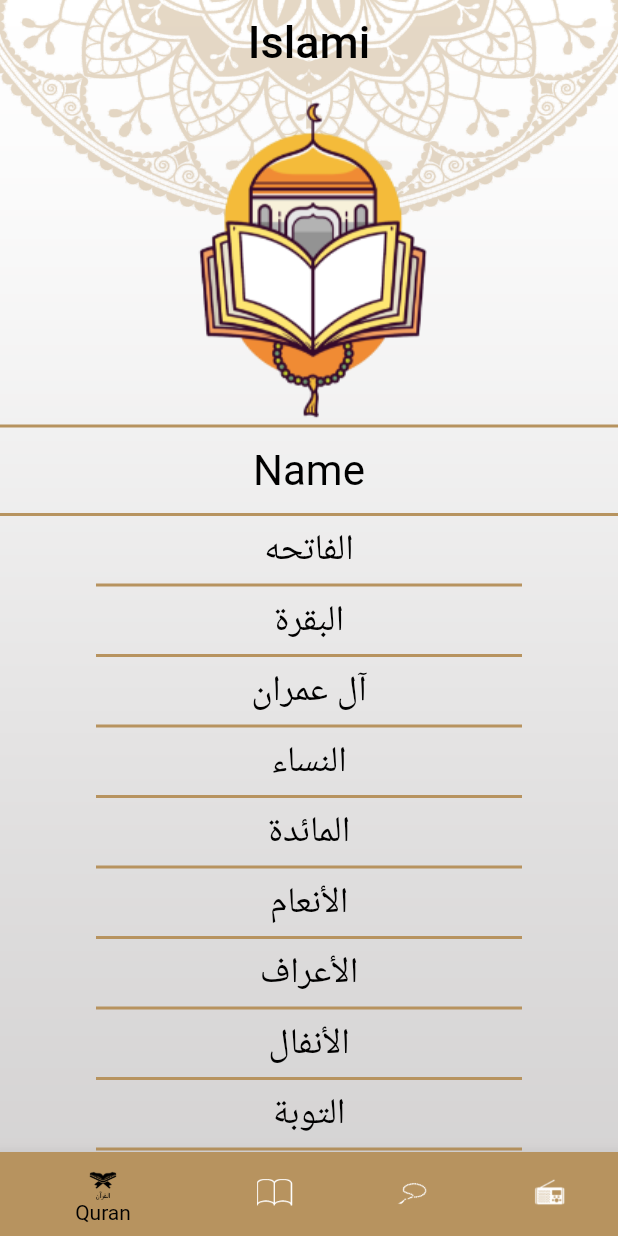
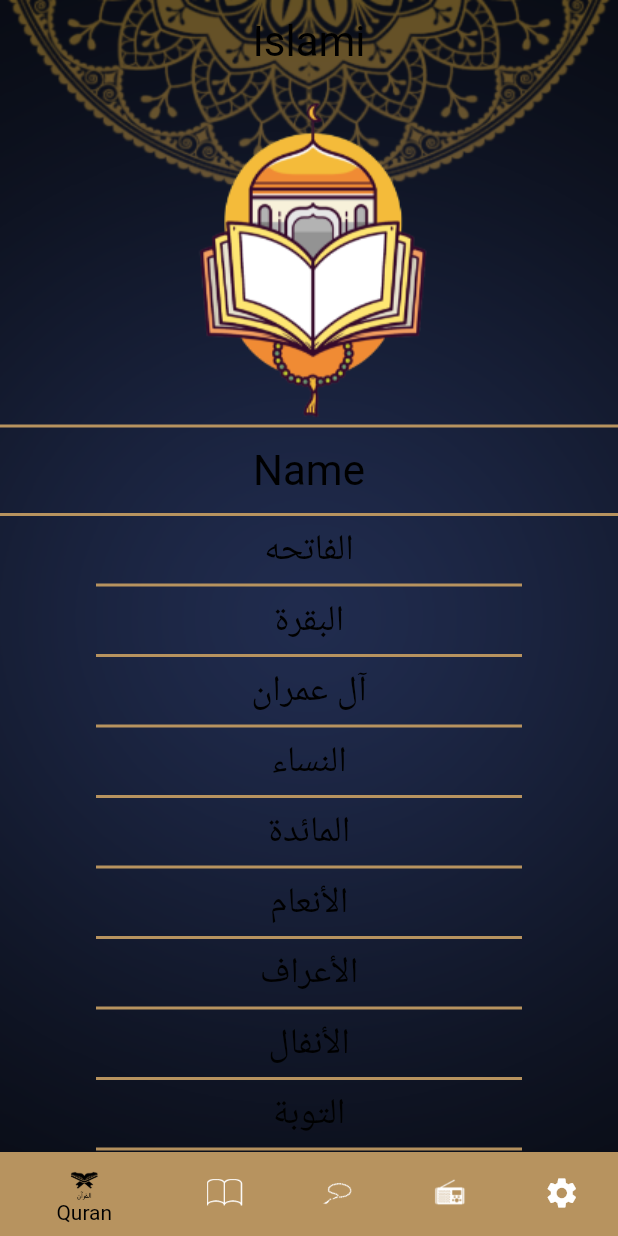
Before and after one commit to maiabozeid/islami-project, a Flutter app: the screen it shows after launch, on a phone screen of 412 x 824 dp. Run offline on Flutter 3.47's test engine with Material 2 defaults, Android fonts, the phone set to English and light mode, and no system bars; generated files the repository leaves out were written again.

Commit message:
add hadeth tab add hadeth details screen add light and dark theme add language arabic and english

```diff
--- /dev/null
+++ b/l10n.yaml
@@ -0,0 +1,3 @@
+arb-dir: lib/l10n
+template-arb-file: app_en.arb
+output-localization-file: app_localizations.dart
--- a/lib/home/home_screen.dart
+++ b/lib/home/home_screen.dart
@@ -1,9 +1,14 @@
 import 'package:flutter/material.dart';
 import 'package:islamiproject/home/hadeth/hadeth-tab.dart';
-
+import 'package:islamiproject/home/providers/settings-provider.dart';
 import 'package:islamiproject/home/quran/quran-tab.dart';
 import 'package:islamiproject/home/radio/radio-tab.dart';
+import 'package:islamiproject/home/settings/settings_tab.dart';
 import 'package:islamiproject/home/tasbeh/tasbeh-tab.dart';
+import 'package:flutter_localizations/flutter_localizations.dart';
+import 'package:provider/provider.dart';
+import 'package:flutter_gen/gen_l10n/app_localizations.dart';
+
 
 class HomeScreen extends StatefulWidget {
   static const String routeName = 'home';
@@ -13,15 +18,17 @@ class HomeScreen extends StatefulWidget {
 }
 
 class _HomeScreenState extends State<HomeScreen> {
+
   int selectedIndex = 0;
 
   @override
   Widget build(BuildContext context) {
+    var provider = Provider.of<SettingsProvider>(context);
     return Container(
     decoration: BoxDecoration(
       image: DecorationImage(
         image: AssetImage(
-            'assets/images/bg3.png',
+         provider.getMainBackGround(),
         ),
         fit: BoxFit.fill,
       ),
@@ -29,18 +36,22 @@ class _HomeScreenState extends State<HomeScreen> {
     child: Scaffold(
       backgroundColor: Colors.transparent,
       appBar: AppBar(
+
+      iconTheme: IconThemeData(
+        color: Colors.black
+      ),
         centerTitle: true,
-          title: Text(
-            'Islami',
-            style:TextStyle(),
-          ),
+
+    title: Text(AppLocalizations.of(context)!.app_title,
+        style: Theme.of(context).textTheme.headline4),
+
     ),
 
-        bottomNavigationBar: Theme(
-          data: Theme.of(context).copyWith(
-            canvasColor: Theme.of(context).primaryColor,
-          ),
-          child: BottomNavigationBar(
+
+
+
+    bottomNavigationBar:
+    BottomNavigationBar(
       currentIndex: selectedIndex,
       onTap: (index) {
         selectedIndex = index;
@@ -48,32 +59,42 @@ class _HomeScreenState extends State<HomeScreen> {
       },
       items: [
         BottomNavigationBarItem(
+          backgroundColor: Theme.of(context).bottomNavigationBarTheme.backgroundColor,
             icon: ImageIcon(
               AssetImage('assets/images/quran.png'),
             ),
-                  label: 'Quran'),
+                  label: AppLocalizations.of(context)!.quran_title),
               BottomNavigationBarItem(
+                  backgroundColor: Theme.of(context).bottomNavigationBarTheme.backgroundColor,
                   icon: ImageIcon(
                     AssetImage('assets/images/hadeth.png'),
                   ),
-                  label: 'Hadeth'),
+                  label: AppLocalizations.of(context)!.hadeth_title),
               BottomNavigationBarItem(
+                  backgroundColor: Theme.of(context).bottomNavigationBarTheme.backgroundColor,
                   icon: ImageIcon(
                     AssetImage('assets/images/sebha.png'),
                   ),
-                  label: 'Tasebh'),
+                  label: AppLocalizations.of(context)!.tasbeh_title),
               BottomNavigationBarItem(
+                  backgroundColor: Theme.of(context).bottomNavigationBarTheme.backgroundColor,
                   icon: ImageIcon(
                     AssetImage('assets/images/radio.png'),
                   ),
-                  label: 'Radio'),
-            ],
-          ),
+                  label: AppLocalizations.of(context)!.radio_title),
+
+              BottomNavigationBarItem(
+                  backgroundColor: Theme.of(context).bottomNavigationBarTheme.backgroundColor,
+                  icon: Icon(Icons.settings),
+                label: AppLocalizations.of(context)!.settings_title),
+              ]
+
+
           ),
           body: tabs[selectedIndex],
         ),
       );
     }
 
-  List<Widget> tabs = [QuranTab(), HadethTab(), TasbehTab(), RadioTab()];
+    List<Widget> tabs = [QuranTab(), HadethTab(), TasbehTab(), RadioTab(), SettingsTab()];
   }
--- /dev/null
+++ b/lib/home/providers/settings-provider.dart
@@ -0,0 +1,32 @@
+import 'package:flutter/material.dart';
+
+class SettingsProvider extends ChangeNotifier {
+ String currentLang = 'en';
+ ThemeMode currentTheme =ThemeMode.light;
+
+
+ void changeTheme(ThemeMode newTheme){
+if(newTheme == currentTheme){
+  return ;
+}
+currentTheme = newTheme ;
+notifyListeners();
+ }
+
+  void changeLanguage(String newLang) {
+    if(newLang==currentLang){
+      return;
+  }
+    currentLang = newLang;
+    notifyListeners();
+
+  }
+  bool isDarkMode(){
+   return currentTheme == ThemeMode.dark;
+  }
+  String getMainBackGround(){
+   return isDarkMode()?
+   'assets/images/bg3.png':
+   'assets/images/main_dark.png';
+  }
+}
--- a/lib/home/quran/quran-tab.dart
+++ b/lib/home/quran/quran-tab.dart
@@ -44,7 +44,6 @@ class QuranTab extends StatelessWidget {
 
             separatorBuilder: (context, index) {
             return Container(
-
               margin: EdgeInsets.symmetric(horizontal: 64),
               color: Theme.of(context).primaryColor,
               width: double.infinity,
--- a/lib/home/quran/verse_widget.dart
+++ b/lib/home/quran/verse_widget.dart
@@ -14,7 +14,9 @@ class VerseWidget extends StatelessWidget {
       return Container(
         padding: EdgeInsets.symmetric(vertical: 6),
         alignment: Alignment.center,
-        child: Text('$content{${index+1}}',
+        child: Text('$content ${{index+1} }',
+    textDirection: TextDirection.rtl,
+            textAlign: TextAlign.center,
     style: Theme.of(context).textTheme.bodyText1),
 
       );
--- a/lib/main.dart
+++ b/lib/main.dart
@@ -1,26 +1,41 @@
 import 'package:flutter/material.dart';
+import 'package:flutter_localizations/flutter_localizations.dart';
 import 'package:islamiproject/home/quran/sura_details.dart';
 import 'package:islamiproject/my-theme.dart';
+import 'package:provider/provider.dart';
+import 'home/hadeth/hadeth_details.dart';
+import 'package:flutter_gen/gen_l10n/app_localizations.dart';
+
 
 import 'home/home_screen.dart';
+import 'home/providers/settings-provider.dart';
 
 void main() {
-  runApp(MyApp());
+  runApp(ChangeNotifierProvider<SettingsProvider>(
+    create: (BuildContext){
+      return SettingsProvider();},
+
+      child: MyApp()));
 }
-
 class MyApp extends StatelessWidget {
-
 
   // This widget is the root of your application.
   @override
   Widget build(BuildContext context) {
+    var settingsProvider = Provider.of<SettingsProvider>(context);
     return MaterialApp(
       theme:MyTheme.lighttheme,
+      darkTheme: MyTheme.darktheme,
+      themeMode: settingsProvider.currentTheme,
 
       routes:{ HomeScreen.routeName:(_)=> HomeScreen(),
-        SuraDetailsScreen.routeName:(_)=> SuraDetailsScreen()},
+        SuraDetailsScreen.routeName:(_)=> SuraDetailsScreen(),
+        HadethDetailsScreen.routeName:(_)=> HadethDetailsScreen()},
       initialRoute:HomeScreen.routeName,
+      localizationsDelegates: AppLocalizations.localizationsDelegates,
 
+        supportedLocales: AppLocalizations.supportedLocales,
+        locale: Locale(settingsProvider.currentLang),
 
     );
     }
--- a/lib/my-theme.dart
+++ b/lib/my-theme.dart
@@ -1,11 +1,18 @@
 import 'package:flutter/material.dart';
 
 class MyTheme {
-  static final Color primarycolor = Color(0xFFB7935F);
+  static final Color colorGold = Color(0xFFB7935F);
+  static final Color colorYellow = Color(0xFFACC1D);
+  static final Color colorDarkBlue = Color(0xFF141A2E);
 
   static final ThemeData lighttheme = ThemeData(
-      primaryColor: primarycolor,
+      backgroundColor: Colors.white,
+      primaryColor: colorGold,
       scaffoldBackgroundColor: Colors.transparent,
+     bottomSheetTheme: BottomSheetThemeData(
+       backgroundColor: Colors.white,
+     ),
+
 
       textTheme: TextTheme(
           bodyText1: TextStyle(fontSize: 18, color: Colors.black),
@@ -14,6 +21,7 @@ class MyTheme {
 
 
       appBarTheme: AppBarTheme(
+        iconTheme: IconThemeData(color: Colors.black),
         backgroundColor: Colors.transparent,
         elevation: 0,
 
@@ -26,6 +34,7 @@ class MyTheme {
 
 
       bottomNavigationBarTheme: BottomNavigationBarThemeData(
+        backgroundColor: colorGold,
         selectedIconTheme: IconThemeData(
           color: Colors.black,
         ),
@@ -33,9 +42,52 @@ class MyTheme {
           color: Colors.white,
         ),
         selectedLabelStyle: TextStyle(
-          color: Colors.black,
+          color: Colors.white,
         ),
         selectedItemColor: Colors.black,
         unselectedItemColor: Colors.white,
       ));
+
+
+  static final ThemeData darktheme = ThemeData(
+     backgroundColor: colorDarkBlue,
+      primaryColor: colorYellow,
+      scaffoldBackgroundColor: Colors.transparent,
+
+      bottomSheetTheme: BottomSheetThemeData(
+        backgroundColor: colorDarkBlue,
+      ),
+      textTheme: TextTheme(
+          bodyText1: TextStyle(fontSize: 18, color: Colors.white),
+          headline4: TextStyle(fontSize: 28, color: Colors.white),
+          headline5: TextStyle(fontSize: 24, color: Colors.white)),
+
+
+      appBarTheme: AppBarTheme(
+        iconTheme: IconThemeData(color: Colors.white),
+        backgroundColor: Colors.transparent,
+        elevation: 0,
+
+        titleTextStyle: TextStyle(
+          color: Colors.white,
+          fontSize: 30,
+          fontWeight: FontWeight.w500,
+        ),),
+
+
+
+      bottomNavigationBarTheme: BottomNavigationBarThemeData(
+        backgroundColor: colorGold,
+        selectedIconTheme: IconThemeData(
+          color: colorYellow,
+        ),
+        unselectedIconTheme: IconThemeData(
+          color: Colors.white,
+        ),
+        selectedLabelStyle: TextStyle(
+          color: colorYellow,
+        ),
+        selectedItemColor: colorYellow,
+        unselectedItemColor: Colors.white,
+      ));
 }
```
Also changed, not shown: lib/home/hadeth/hadeth-name-widget.dart (added, +30 -0 lines), lib/home/hadeth/hadeth-tab.dart (+14 -2 lines), lib/home/hadeth/hadeth_details.dart (added, +61 -0 lines), lib/home/quran/sura_details.dart (+8 -4 lines), lib/home/settings/language_bottom_sheet.dart (added, +59 -0 lines), lib/home/settings/settings_tab.dart (added, +97 -0 lines), lib/home/settings/theme_bottom_sheet.dart (added, +65 -0 lines), lib/l10n/app_ar.arb (added, +12 -0 lines), lib/l10n/app_en.arb (added, +13 -0 lines), pubspec.yaml (+8 -1 lines), assets/images/main_dark.png (added), lib/generated/intl/messages_all.dart (added), lib/generated/intl/messages_en.dart (added), lib/generated/l10n.dart (added), 1 more files. Lines whose indentation alone changed are shown as unchanged.
